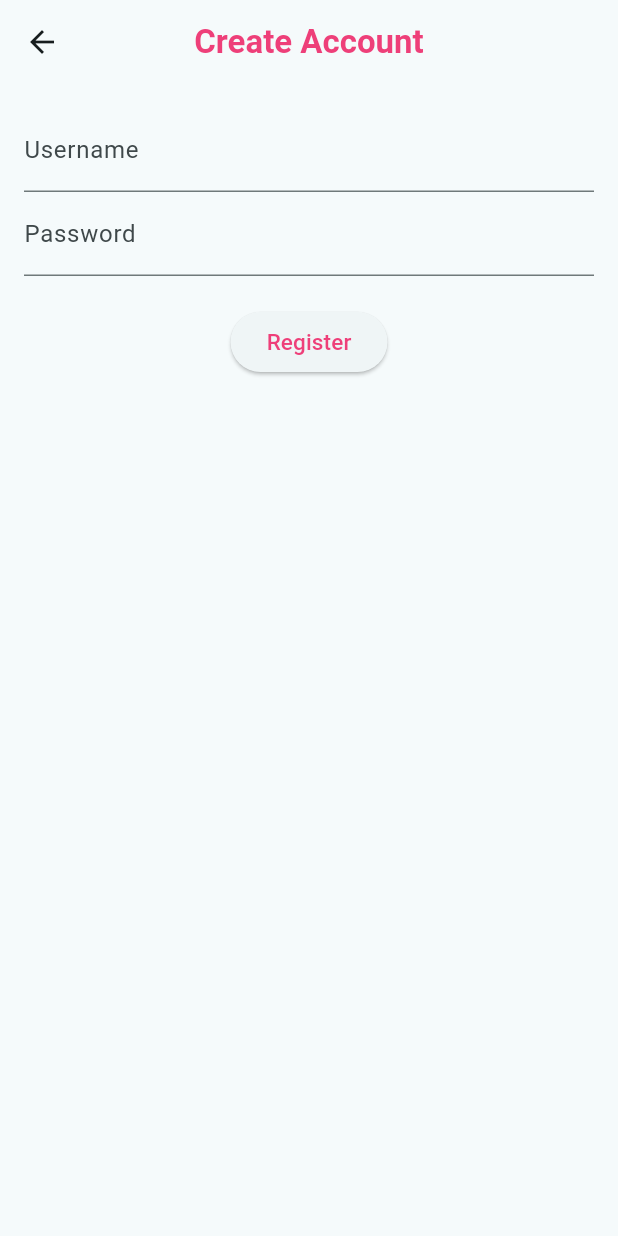
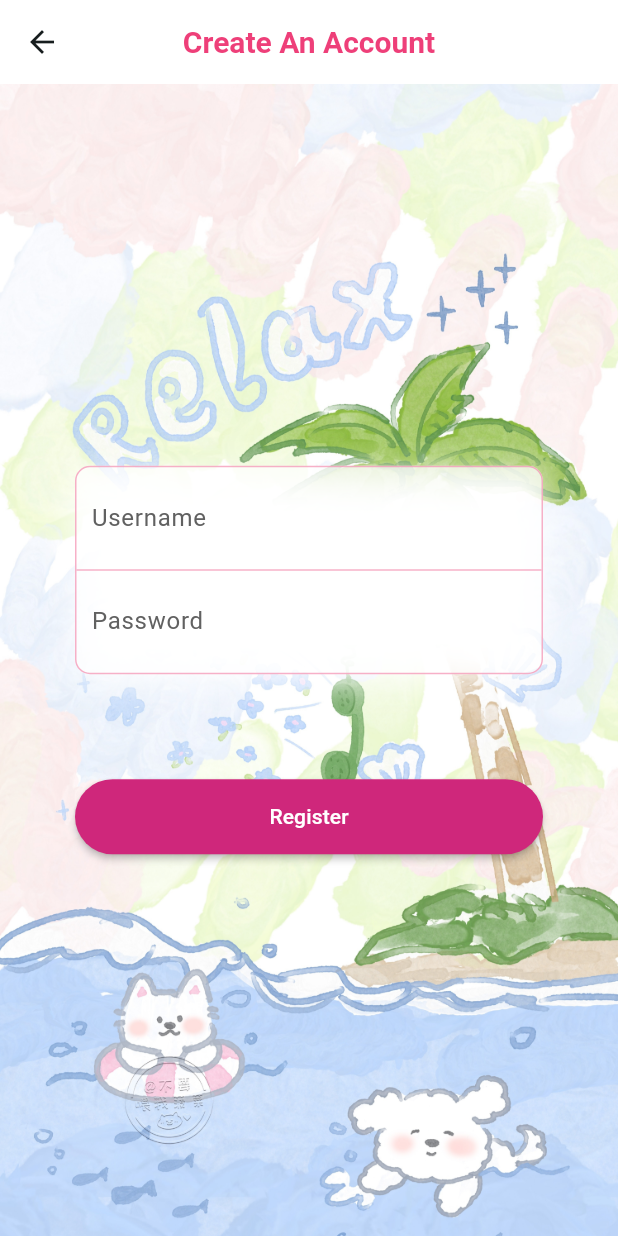
Before and after one commit to juelin708/aniverse, a Flutter app: the RegisterPage screen opened directly, after a tap on "Register", on a phone screen of 412 x 824 dp. Run offline on Flutter 3.47's test engine with Material 3 defaults, Android fonts, the phone set to English and light mode, and no system bars; our stand-ins replace animate_do; network calls fail.

Commit message:
refine register page

```diff
--- a/lib/register_page.dart
+++ b/lib/register_page.dart
@@ -1,8 +1,11 @@
 import 'package:flutter/material.dart';
 import 'package:http/http.dart' as http;
 import 'dart:convert';
+import 'login_page.dart';
 
 class RegisterPage extends StatefulWidget {
+  const RegisterPage({super.key});
+
   @override
   _RegisterPageState createState() => _RegisterPageState();
 }
@@ -25,7 +28,10 @@ class _RegisterPageState extends State<RegisterPage> {
 
     if (response.statusCode == 200) {
       // Navigate to login page
-      Navigator.pop(context);
+      Navigator.push(
+        context,
+        MaterialPageRoute(builder: (context) => const LoginPage()),
+      );
     } else {
       // Show error message
       ScaffoldMessenger.of(context)
@@ -36,43 +42,117 @@ class _RegisterPageState extends State<RegisterPage> {
   @override
   Widget build(BuildContext context) {
     return Scaffold(
+      backgroundColor: const Color.fromARGB(255, 255, 255, 255),
       appBar: AppBar(
         title: const Text(
-          'Create Account',
+          'Create An Account',
           style: TextStyle(
             color: Color.fromARGB(255, 238, 63, 121),
             fontWeight: FontWeight.bold,
+            fontSize: 20,
           ),
         ),
         centerTitle: true,
+        backgroundColor: Colors.transparent,
+        elevation: 0,
       ),
-      body: Padding(
-        padding: const EdgeInsets.all(16.0),
+      body: Stack(
+        children: [
+          // Background image
+          Container(
+            decoration: const BoxDecoration(
+              image: DecorationImage(
+                image:
+                    AssetImage('images/portal_3.jpg'), // Background image path
+                fit: BoxFit.cover,
+              ),
+            ),
+          ),
+          // Main content
+          Center(
+            child: SingleChildScrollView(
+              child: Padding(
+                padding: const EdgeInsets.symmetric(horizontal: 50),
                 child: Column(
-          children: [
-            TextField(
+                  crossAxisAlignment: CrossAxisAlignment.start,
+                  children: <Widget>[
+                    Container(
+                      decoration: BoxDecoration(
+                        borderRadius: BorderRadius.circular(10),
+                        color: Colors.white.withOpacity(0.7),
+                        border: Border.all(
+                          color: const Color.fromARGB(255, 243, 143, 176)
+                              .withOpacity(0.7),
+                        ),
+                        boxShadow: const [
+                          BoxShadow(
+                            color: Colors.white,
+                            blurRadius: 20,
+                            offset: Offset(0, 5),
+                          ),
+                        ],
+                      ),
+                      child: Column(
+                        children: <Widget>[
+                          Container(
+                            padding: const EdgeInsets.all(10),
+                            decoration: const BoxDecoration(
+                              border: Border(
+                                bottom: BorderSide(
+                                  color: Color.fromARGB(176, 243, 143, 176),
+                                ),
+                              ),
+                            ),
+                            child: TextField(
                               controller: _usernameController,
-              decoration: const InputDecoration(labelText: 'Username'),
+                              decoration: InputDecoration(
+                                border: InputBorder.none,
+                                hintText: "Username",
+                                hintStyle:
+                                    TextStyle(color: Colors.grey.shade700),
                               ),
-            TextField(
+                            ),
+                          ),
+                          Container(
+                            padding: const EdgeInsets.all(10),
+                            child: TextField(
                               controller: _passwordController,
-              decoration: const InputDecoration(labelText: 'Password'),
                               obscureText: true,
-            ),
-            const SizedBox(height: 20),
-            ElevatedButton(
-              onPressed: _register,
-              child: const Text(
-                'Register',
-                style: TextStyle(
-                  color: Color.fromARGB(255, 238, 63, 121),
-                  fontSize: 15,
+                              decoration: InputDecoration(
+                                border: InputBorder.none,
+                                hintText: "Password",
+                                hintStyle:
+                                    TextStyle(color: Colors.grey.shade700),
                               ),
                             ),
                           ),
                         ],
                       ),
                     ),
+                    const SizedBox(
+                      height: 70,
+                    ),
+                    MaterialButton(
+                      onPressed: _register,
+                      color: const Color.fromARGB(255, 207, 39, 123),
+                      shape: RoundedRectangleBorder(
+                        borderRadius: BorderRadius.circular(50),
+                      ),
+                      height: 50,
+                      child: const Center(
+                        child: Text(
+                          "Register",
+                          style: TextStyle(color: Colors.white),
+                        ),
+                      ),
+                    ),
+                  ],
+                ),
+              ),
+            ),
+          ),
+        ],
+      ),
     );
   }
 }
```
Also changed, not shown: images/portal_3.jpg (added). Lines whose indentation alone changed are shown as unchanged.
